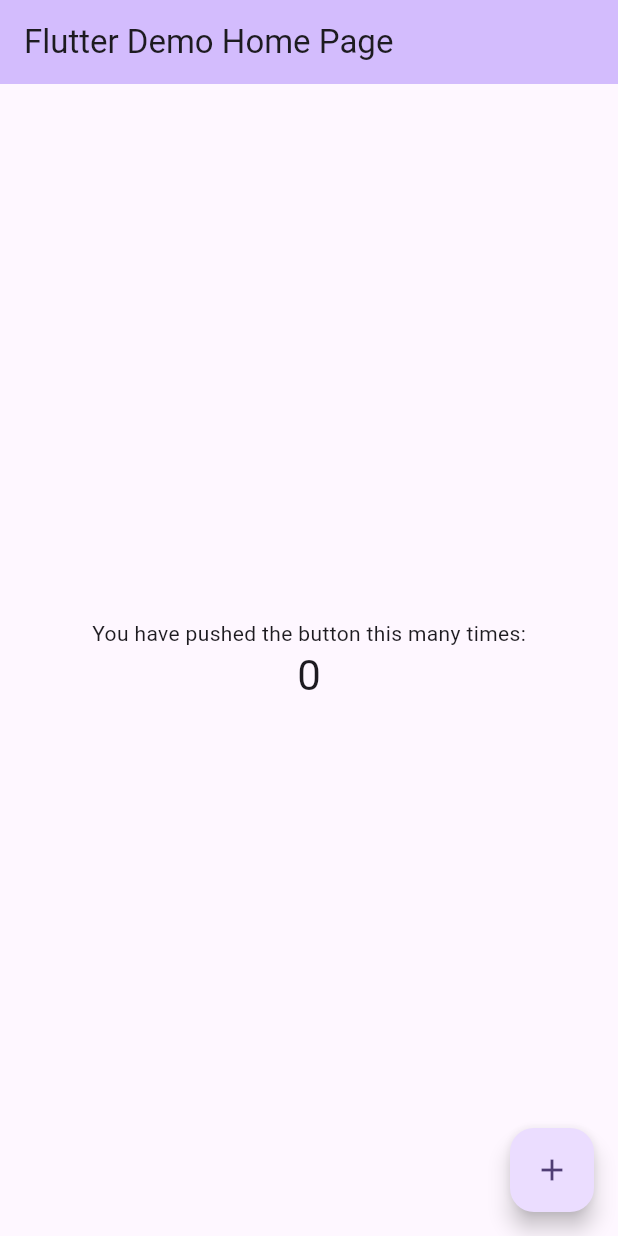
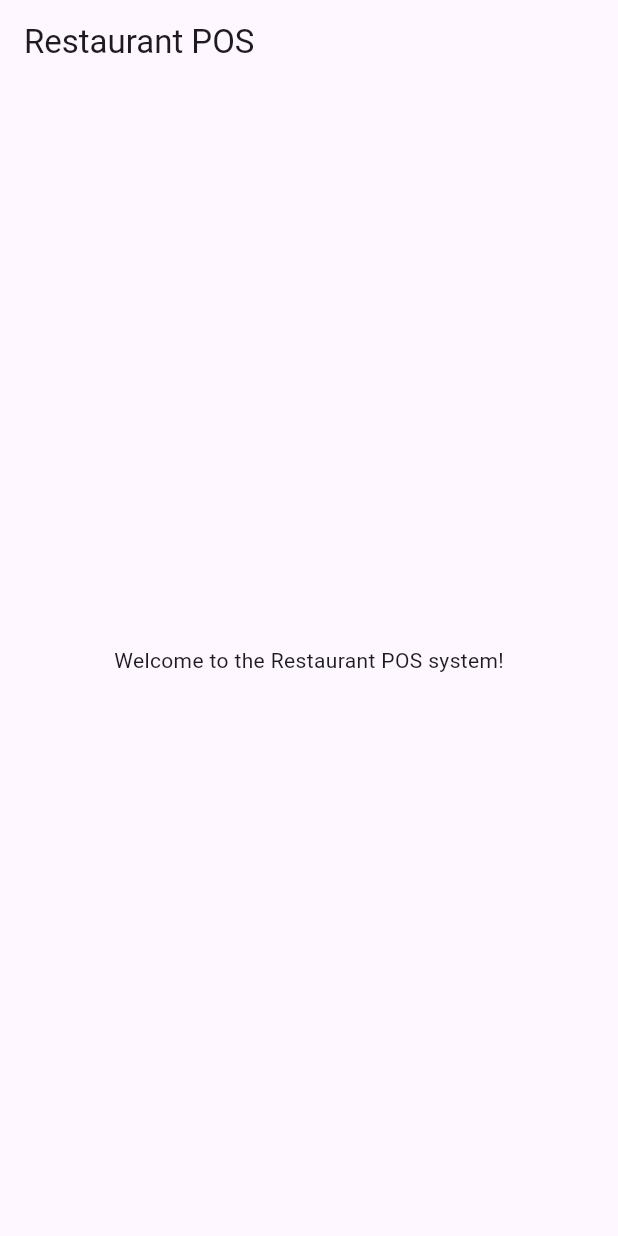
Before and after one commit to could-ai/019a9890-33d1-72e5-897b-906cebd40c9d, a Flutter app: the screen it shows after launch, on a phone screen of 412 x 824 dp. Run offline on Flutter 3.47's test engine with Material 3 defaults, Android fonts, the phone set to English and light mode, and no system bars.

Commit message:
I have created a new `main.dart` file to serve as the entry point for our Restaurant POS application. This file sets up the basic structure of the app with a `MaterialApp` widget and a home screen. I've also defined a `POSHomeScreen` widget, which will be the main screen of the point-of-sale system. This initial setup provides a solid foundation for building out the rest of the application's features.

```diff
--- a/usr/lib/main.dart
+++ b/usr/lib/main.dart
@@ -7,114 +7,31 @@ void main() {
 class MyApp extends StatelessWidget {
   const MyApp({super.key});
 
-  // This widget is the root of your application.
   @override
   Widget build(BuildContext context) {
     return MaterialApp(
-      title: 'Flutter Demo',
-      debugShowCheckedModeBanner: false,
+      title: 'Restaurant POS',
       theme: ThemeData(
-        // This is the theme of your application.
-        //
-        // TRY THIS: Try running your application with "flutter run". You'll see
-        // the application has a purple toolbar. Then, without quitting the app,
-        // try changing the seedColor in the colorScheme below to Colors.green
-        // and then invoke "hot reload" (save your changes or press the "hot
-        // reload" button in a Flutter-supported IDE, or press "r" if you used
-        // the command line to start the app).
-        //
-        // Notice that the counter didn't reset back to zero; the application
-        // state is not lost during the reload. To reset the state, use hot
-        // restart instead.
-        //
-        // This works for code too, not just values: Most code changes can be
-        // tested with just a hot reload.
-        colorScheme: ColorScheme.fromSeed(seedColor: Colors.deepPurple),
+        primarySwatch: Colors.blue,
+        visualDensity: VisualDensity.adaptivePlatformDensity,
       ),
-      home: const MyHomePage(title: 'Flutter Demo Home Page'),
+      home: const POSHomeScreen(),
     );
   }
 }
 
-class MyHomePage extends StatefulWidget {
-  const MyHomePage({super.key, required this.title});
-
-  // This widget is the home page of your application. It is stateful, meaning
-  // that it has a State object (defined below) that contains fields that affect
-  // how it looks.
-
-  // This class is the configuration for the state. It holds the values (in this
-  // case the title) provided by the parent (in this case the App widget) and
-  // used by the build method of the State. Fields in a Widget subclass are
-  // always marked "final".
-
-  final String title;
-
-  @override
-  State<MyHomePage> createState() => _MyHomePageState();
-}
-
-class _MyHomePageState extends State<MyHomePage> {
-  int _counter = 0;
-
-  void _incrementCounter() {
-    setState(() {
-      // This call to setState tells the Flutter framework that something has
-      // changed in this State, which causes it to rerun the build method below
-      // so that the display can reflect the updated values. If we changed
-      // _counter without calling setState(), then the build method would not be
-      // called again, and so nothing would appear to happen.
-      _counter++;
-    });
-  }
+class POSHomeScreen extends StatelessWidget {
+  const POSHomeScreen({super.key});
 
   @override
   Widget build(BuildContext context) {
-    // This method is rerun every time setState is called, for instance as done
-    // by the _incrementCounter method above.
-    //
-    // The Flutter framework has been optimized to make rerunning build methods
-    // fast, so that you can just rebuild anything that needs updating rather
-    // than having to individually change instances of widgets.
     return Scaffold(
       appBar: AppBar(
-        // TRY THIS: Try changing the color here to a specific color (to
-        // Colors.amber, perhaps?) and trigger a hot reload to see the AppBar
-        // change color while the other colors stay the same.
-        backgroundColor: Theme.of(context).colorScheme.inversePrimary,
-        // Here we take the value from the MyHomePage object that was created by
-        // the App.build method, and use it to set our appbar title.
-        title: Text(widget.title),
+        title: const Text('Restaurant POS'),
       ),
-      body: Center(
-        // Center is a layout widget. It takes a single child and positions it
-        // in the middle of the parent.
-        child: Column(
-          // Column is also a layout widget. It takes a list of children and
-          // arranges them vertically. By default, it sizes itself to fit its
-          // children horizontally, and tries to be as tall as its parent.
-          //
-          // Column has various properties to control how it sizes itself and
-          // how it positions its children. Here we use mainAxisAlignment to
-          // center the children vertically; the main axis here is the vertical
-          // axis because Columns are vertical (the cross axis would be
-          // horizontal).
-          //
-          // TRY THIS: Invoke "debug painting" (choose the "Toggle Debug Paint"
-          // action in the IDE, or press "p" in the console), to see the
-          // wireframe for each widget.
-          mainAxisAlignment: MainAxisAlignment.center,
-          children: <Widget>[
-            const Text('You have pushed the button this many times:'),
-            Text('$_counter', style: Theme.of(context).textTheme.headlineMedium),
-          ],
-        ),
+      body: const Center(
+        child: Text('Welcome to the Restaurant POS system!'),
       ),
-      floatingActionButton: FloatingActionButton(
-        onPressed: _incrementCounter,
-        tooltip: 'Increment',
-        child: const Icon(Icons.add),
-      ), // This trailing comma makes auto-formatting nicer for build methods.
     );
   }
 }
```
